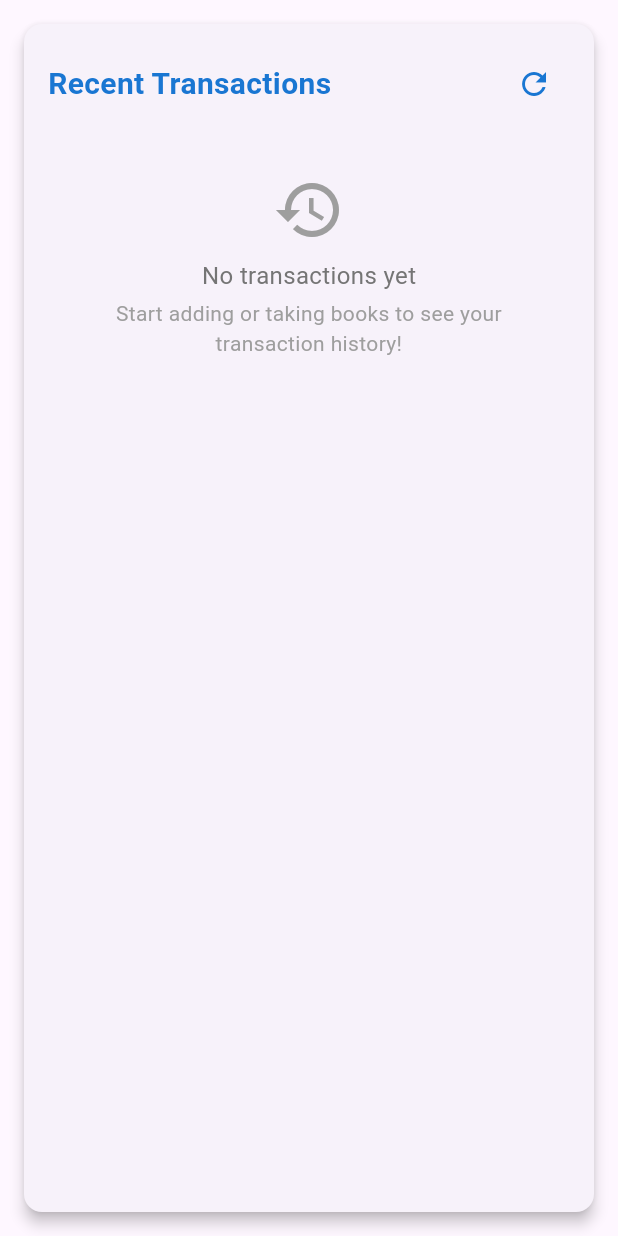
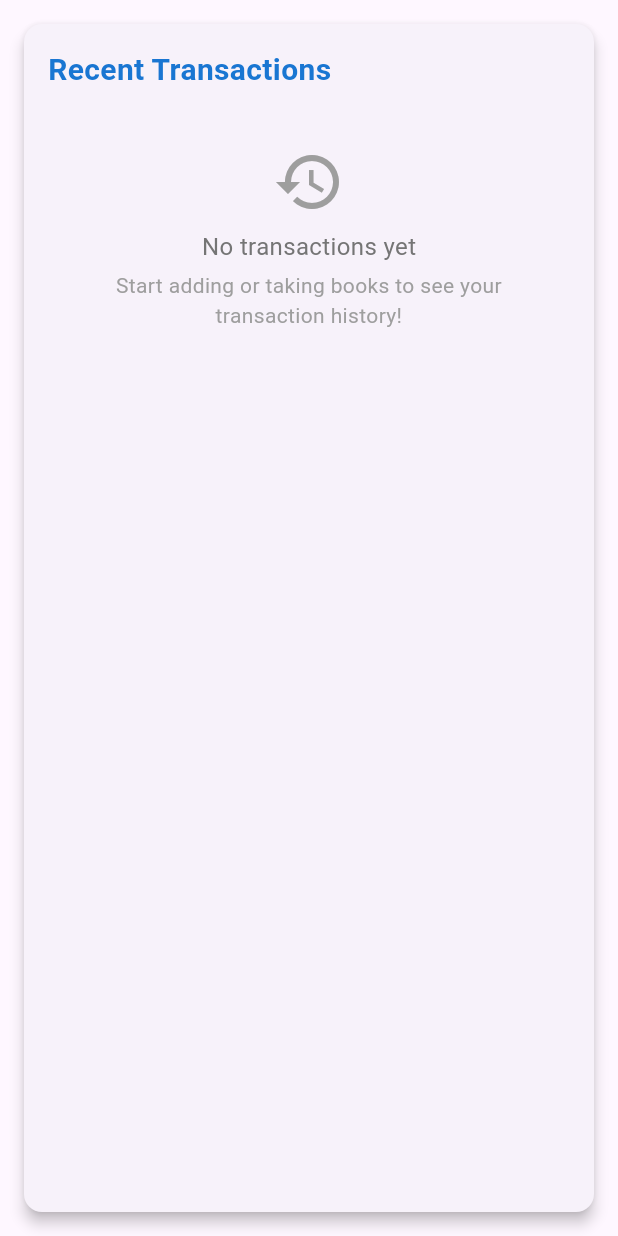
Before and after one commit to ceduni/lino, a Flutter app: the RecentTransactionsCard widget shown alone on an empty page, opened directly with empty values, on a phone screen of 412 x 824 dp. Run offline on Flutter 3.47's test engine with Material 3 defaults, Android fonts, the phone set to English and light mode, and no system bars; our stand-ins replace flutter_hooks, flutter_speed_dial, fluttertoast, geolocator, get, google_maps_flutter and 4 more; missing offline and left inert: mobile_scanner; accounts and stored records are empty; network calls fail; statements that could not run were skipped; project files that could hold a hidden picture were left out.

Commit message:
Remove fetchTransactions button from profile page

```diff
--- a/app/lib/pages/profile/recent_transactions_widget.dart
+++ b/app/lib/pages/profile/recent_transactions_widget.dart
@@ -90,10 +90,7 @@ class _RecentTransactionsCardState extends State<RecentTransactionsCard> {
         child: Column(
           crossAxisAlignment: CrossAxisAlignment.start,
           children: [
-            Row(
-              mainAxisAlignment: MainAxisAlignment.spaceBetween,
-              children: [
-                Text(
+            Text(
                   'Recent Transactions',
                   style: TextStyle(
                     fontSize: 20,
@@ -101,13 +98,6 @@ class _RecentTransactionsCardState extends State<RecentTransactionsCard> {
                     color: Colors.blue[700],
                   ),
                 ),
-                IconButton(
-                  icon: Icon(Icons.refresh, color: Colors.blue[700]),
-                  onPressed: _loadTransactions,
-                  tooltip: 'Refresh transactions',
-                ),
-              ],
-            ),
             SizedBox(height: 16),
             _buildTransactionsList(),
           ],
```
